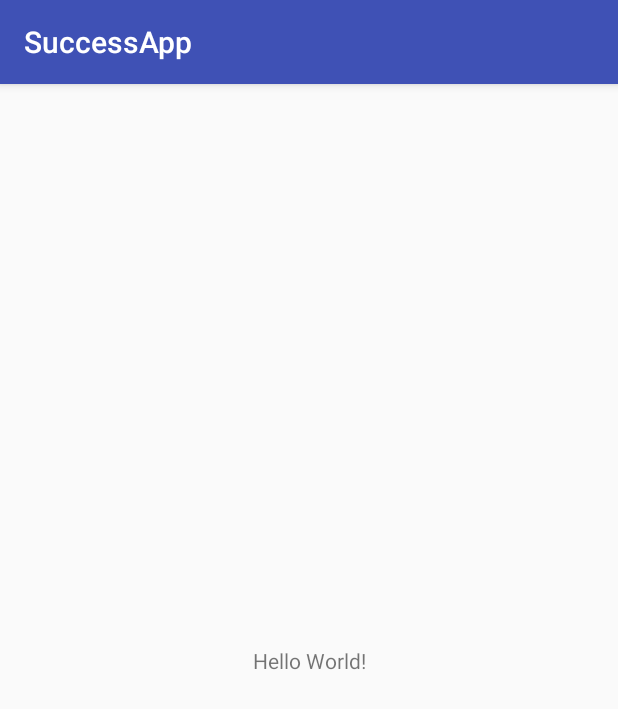
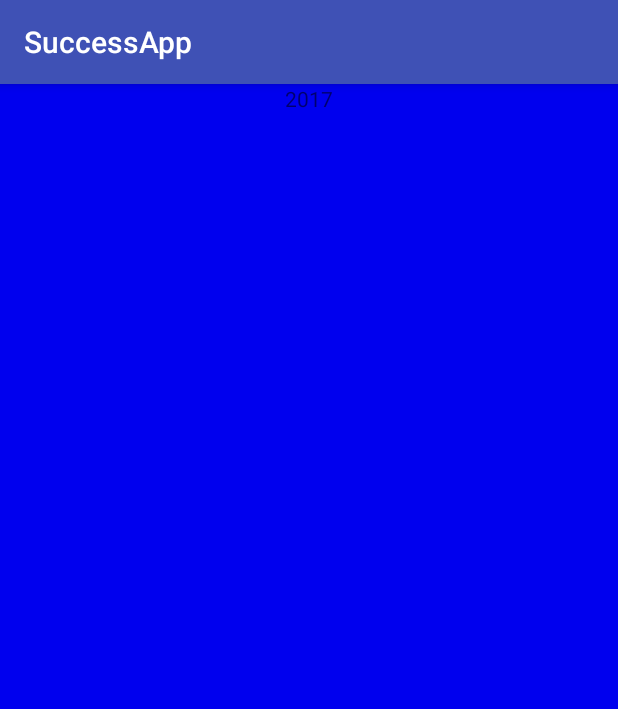
Before and after one commit to manhduong1002/success, an Android app: the screen it shows after launch (MainActivity), on a phone screen of 412 x 824 dp. Shown: the top 709 px of the screen. Run offline under Robolectric (Android 15) with nearby library versions, the phone set to English and light mode, and no system bars.

Commit message:
update ui

```diff
--- a/SuccessApp/app/src/main/res/layout/activity_main.xml
+++ b/SuccessApp/app/src/main/res/layout/activity_main.xml
@@ -6,13 +6,26 @@
     android:layout_height="match_parent"
     tools:context="com.example.admin.successapp.MainActivity">
 
-    <TextView
+    <RelativeLayout
         android:layout_width="wrap_content"
-        android:layout_height="wrap_content"
-        android:text="Hello World!"
-        app:layout_constraintBottom_toBottomOf="parent"
-        app:layout_constraintLeft_toLeftOf="parent"
-        app:layout_constraintRight_toRightOf="parent"
-        app:layout_constraintTop_toTopOf="parent" />
+        android:layout_height="wrap_content">
+        <RelativeLayout
+            android:layout_width="match_parent"
+            android:layout_height="match_parent"
+            android:id="@+id/linearLayoutYear"
+            android:background="@color/colorYearBlue"
+            android:textAlignment="center"
+
+            >
+            <TextView
+                android:layout_width="match_parent"
+                android:layout_height="match_parent"
+                android:text="@string/year"
+                android:textAlignment="center"/>
+
+        </RelativeLayout>
+
+
+    </RelativeLayout>
 
 </android.support.constraint.ConstraintLayout>
--- a/SuccessApp/app/src/main/res/values/colors.xml
+++ b/SuccessApp/app/src/main/res/values/colors.xml
@@ -3,4 +3,5 @@
     <color name="colorPrimary">#3F51B5</color>
     <color name="colorPrimaryDark">#303F9F</color>
     <color name="colorAccent">#FF4081</color>
+    <color name="colorYearBlue">#0000EE</color>
 </resources>
--- a/SuccessApp/app/src/main/res/values/strings.xml
+++ b/SuccessApp/app/src/main/res/values/strings.xml
@@ -1,3 +1,4 @@
 <resources>
     <string name="app_name">SuccessApp</string>
+    <string name="year">2017</string>
 </resources>
```
